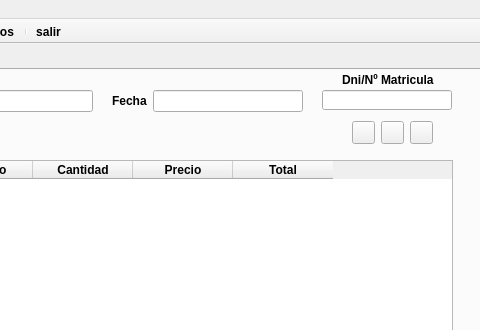
This is ventana.ui in PabloRodriguezLomba/DIprojecto as Qt 5 draws it before an edit; both pictures show x 320 to 800 and y 0 to 330 of the 800 by 717 pixel window. The edited form follows.
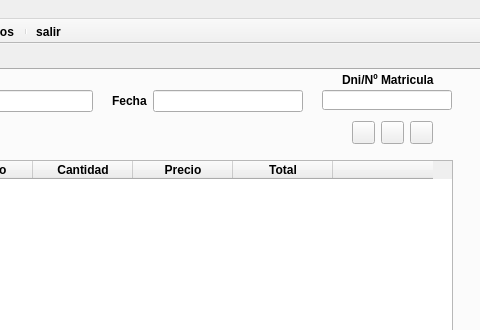
This is the edited form. Icons and pictures are not drawn.

What changed in the file:
```diff
--- a/ventana.ui
+++ b/ventana.ui
@@ -3007,6 +3007,11 @@
          <string>Total</string>
         </property>
        </column>
+       <column>
+        <property name="text">
+         <string/>
+        </property>
+       </column>
       </widget>
      </widget>
      <widget class="QPushButton" name="pushButton_5">
```
